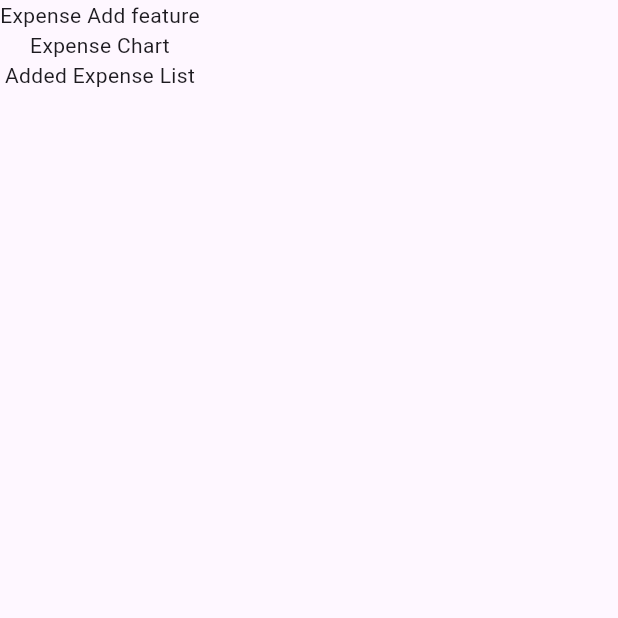
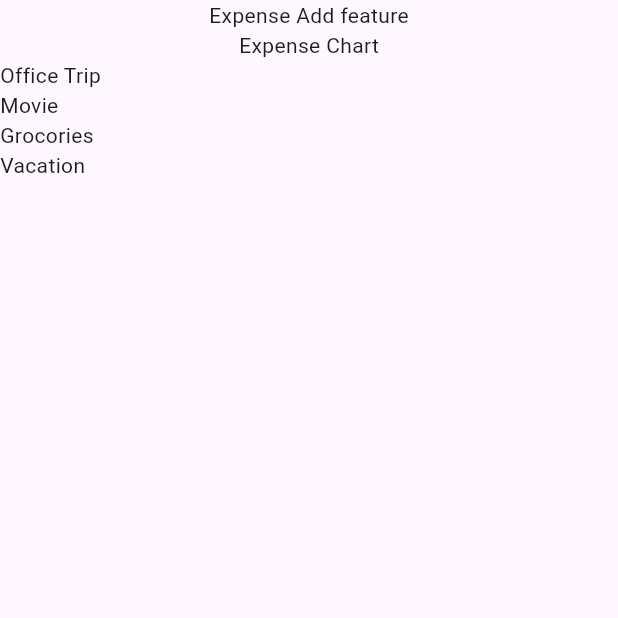
Before and after one commit to snadi043/expense_tracker, a Flutter app: the screen it shows after launch, on a phone screen of 412 x 824 dp, the top half of it. Run offline on Flutter 3.47's test engine with Material 3 defaults, Android fonts, the phone set to English and light mode, and no system bars.

Commit message:
Implemented list of expense using ListView Widget to contribute in the performance of the application when the size of the list is unknow and when there is a situation where it is unusal to render all the expenses which takes lot of time to render and cause perfomance issues. So, ListView helps in optimizing these cases.

```diff
--- /dev/null
+++ b/lib/expense_list.dart
@@ -0,0 +1,16 @@
+import 'package:flutter/material.dart';
+import 'package:expense_tracker/model/expense.dart';
+
+class ExpenseList extends StatelessWidget {
+  const ExpenseList({super.key, required this.expenses});
+
+  final List<Expense> expenses;
+
+  @override
+  build(BuildContext context) {
+    return ListView.builder(
+      itemCount: expenses.length,
+      itemBuilder: (ctx, index) => Text(expenses[index].title),
+    );
+  }
+}
--- a/lib/expenses_home_screen.dart
+++ b/lib/expenses_home_screen.dart
@@ -1,3 +1,6 @@
+import 'package:expense_tracker/category_enum.dart';
+import 'package:expense_tracker/expense_list.dart';
+import 'package:expense_tracker/model/expense.dart';
 import 'package:flutter/material.dart';
 
 class Expenses extends StatefulWidget {
@@ -10,14 +13,39 @@ class Expenses extends StatefulWidget {
 }
 
 class _ExpenseState extends State<Expenses> {
+  final List<Expense> _dummyExpense = [
+    Expense(
+        title: 'Office Trip',
+        amount: 200.00,
+        date: DateTime(2024 - 01 - 01),
+        category: Category.work),
+    Expense(
+        title: 'Movie',
+        amount: 20.00,
+        date: DateTime(2024 - 01 - 11),
+        category: Category.leisure),
+    Expense(
+        title: 'Grocories',
+        amount: 240.50,
+        date: DateTime(2024 - 01 - 15),
+        category: Category.food),
+    Expense(
+        title: 'Vacation',
+        amount: 450.50,
+        date: DateTime(2024 - 01 - 05),
+        category: Category.travel),
+  ];
+
   @override
   build(BuildContext context) {
-    return const Scaffold(
+    return Scaffold(
       body: Column(
         children: [
-          Text('Expense Add feature'),
-          Text('Expense Chart'),
-          Text('Added Expense List'),
+          const Text('Expense Add feature'),
+          const Text('Expense Chart'),
+          Expanded(
+            child: ExpenseList(expenses: _dummyExpense),
+          ),
         ],
       ),
     );
--- a/lib/model/expense.dart
+++ b/lib/model/expense.dart
@@ -4,16 +4,16 @@ import 'package:uuid/uuid.dart';
 const uuid = Uuid();
 
 class Expense {
-  Expense(
-      {required this.title,
-      required this.amount,
-      required this.date,
-      required this.category})
-      : id = uuid.v4();
+  Expense({
+    required this.title,
+    required this.amount,
+    required this.date,
+    required this.category,
+  }) : id = uuid.v4();
 
-  String id;
-  String title;
-  double amount;
-  Category category;
-  DateTime date;
+  final String id;
+  final String title;
+  final double amount;
+  final Category category;
+  final DateTime date;
 }
```
